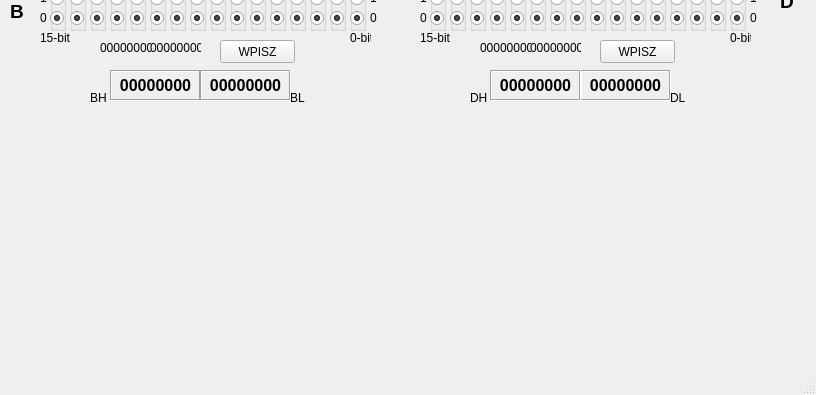
MikulskiM/Microprocessor-simulation-ASK-1-project-, file mainwindow.ui: the form before one commit; both pictures show x 0 to 816 and y 204 to 599 of the 816 by 599 pixel window.
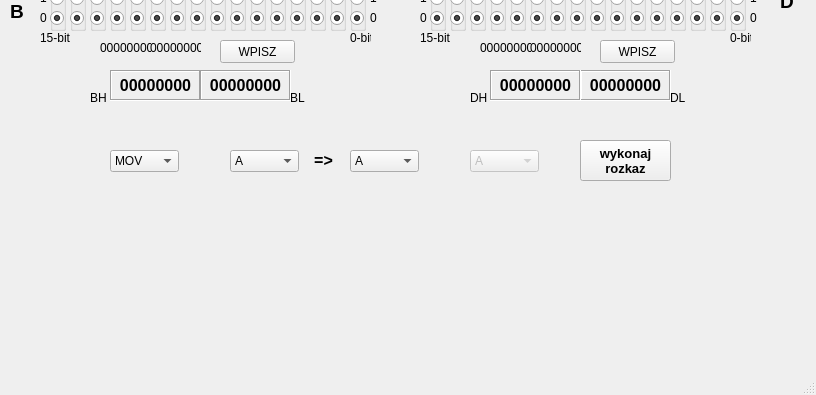
The form after the commit.

Commit message: Added register ADD function

```diff
--- a/mainwindow.ui
+++ b/mainwindow.ui
@@ -4077,6 +4077,209 @@
      <string>00000000</string>
     </property>
    </widget>
+   <widget class="QComboBox" name="combo_box_one">
+    <property name="geometry">
+     <rect>
+      <x>230</x>
+      <y>350</y>
+      <width>69</width>
+      <height>22</height>
+     </rect>
+    </property>
+    <property name="cursor">
+     <cursorShape>PointingHandCursor</cursorShape>
+    </property>
+    <item>
+     <property name="text">
+      <string>A</string>
+     </property>
+    </item>
+    <item>
+     <property name="text">
+      <string>B</string>
+     </property>
+    </item>
+    <item>
+     <property name="text">
+      <string>C</string>
+     </property>
+    </item>
+    <item>
+     <property name="text">
+      <string>D</string>
+     </property>
+    </item>
+   </widget>
+   <widget class="QComboBox" name="combo_box_two">
+    <property name="geometry">
+     <rect>
+      <x>350</x>
+      <y>350</y>
+      <width>69</width>
+      <height>22</height>
+     </rect>
+    </property>
+    <property name="cursor">
+     <cursorShape>PointingHandCursor</cursorShape>
+    </property>
+    <item>
+     <property name="text">
+      <string>A</string>
+     </property>
+    </item>
+    <item>
+     <property name="text">
+      <string>B</string>
+     </property>
+    </item>
+    <item>
+     <property name="text">
+      <string>C</string>
+     </property>
+    </item>
+    <item>
+     <property name="text">
+      <string>D</string>
+     </property>
+    </item>
+   </widget>
+   <widget class="QComboBox" name="combo_box_three">
+    <property name="enabled">
+     <bool>false</bool>
+    </property>
+    <property name="geometry">
+     <rect>
+      <x>470</x>
+      <y>350</y>
+      <width>69</width>
+      <height>22</height>
+     </rect>
+    </property>
+    <property name="cursor">
+     <cursorShape>PointingHandCursor</cursorShape>
+    </property>
+    <item>
+     <property name="text">
+      <string>A</string>
+     </property>
+    </item>
+    <item>
+     <property name="text">
+      <string>B</string>
+     </property>
+    </item>
+    <item>
+     <property name="text">
+      <string>C</string>
+     </property>
+    </item>
+    <item>
+     <property name="text">
+      <string>D</string>
+     </property>
+    </item>
+   </widget>
+   <widget class="QComboBox" name="combo_box_order">
+    <property name="geometry">
+     <rect>
+      <x>110</x>
+      <y>350</y>
+      <width>69</width>
+      <height>22</height>
+     </rect>
+    </property>
+    <property name="cursor">
+     <cursorShape>PointingHandCursor</cursorShape>
+    </property>
+    <item>
+     <property name="text">
+      <string>MOV</string>
+     </property>
+    </item>
+    <item>
+     <property name="text">
+      <string>ADD</string>
+     </property>
+    </item>
+    <item>
+     <property name="text">
+      <string>SUB</string>
+     </property>
+    </item>
+   </widget>
+   <widget class="QLabel" name="label_one">
+    <property name="geometry">
+     <rect>
+      <x>300</x>
+      <y>350</y>
+      <width>47</width>
+      <height>21</height>
+     </rect>
+    </property>
+    <property name="font">
+     <font>
+      <pointsize>12</pointsize>
+      <weight>75</weight>
+      <bold>true</bold>
+     </font>
+    </property>
+    <property name="text">
+     <string>=&gt;</string>
+    </property>
+    <property name="alignment">
+     <set>Qt::AlignCenter</set>
+    </property>
+   </widget>
+   <widget class="QLabel" name="label_two">
+    <property name="enabled">
+     <bool>true</bool>
+    </property>
+    <property name="geometry">
+     <rect>
+      <x>420</x>
+      <y>350</y>
+      <width>47</width>
+      <height>21</height>
+     </rect>
+    </property>
+    <property name="font">
+     <font>
+      <pointsize>12</pointsize>
+      <weight>75</weight>
+      <bold>true</bold>
+     </font>
+    </property>
+    <property name="text">
+     <string/>
+    </property>
+    <property name="alignment">
+     <set>Qt::AlignCenter</set>
+    </property>
+   </widget>
+   <widget class="QPushButton" name="perform_order_button">
+    <property name="geometry">
+     <rect>
+      <x>580</x>
+      <y>340</y>
+      <width>91</width>
+      <height>41</height>
+     </rect>
+    </property>
+    <property name="font">
+     <font>
+      <pointsize>10</pointsize>
+      <weight>75</weight>
+      <bold>true</bold>
+     </font>
+    </property>
+    <property name="cursor">
+     <cursorShape>PointingHandCursor</cursorShape>
+    </property>
+    <property name="text">
+     <string>wykonaj
+rozkaz</string>
+    </property>
+   </widget>
   </widget>
   <widget class="QMenuBar" name="menubar">
    <property name="geometry">
```
The commit also changes 2 other files.
